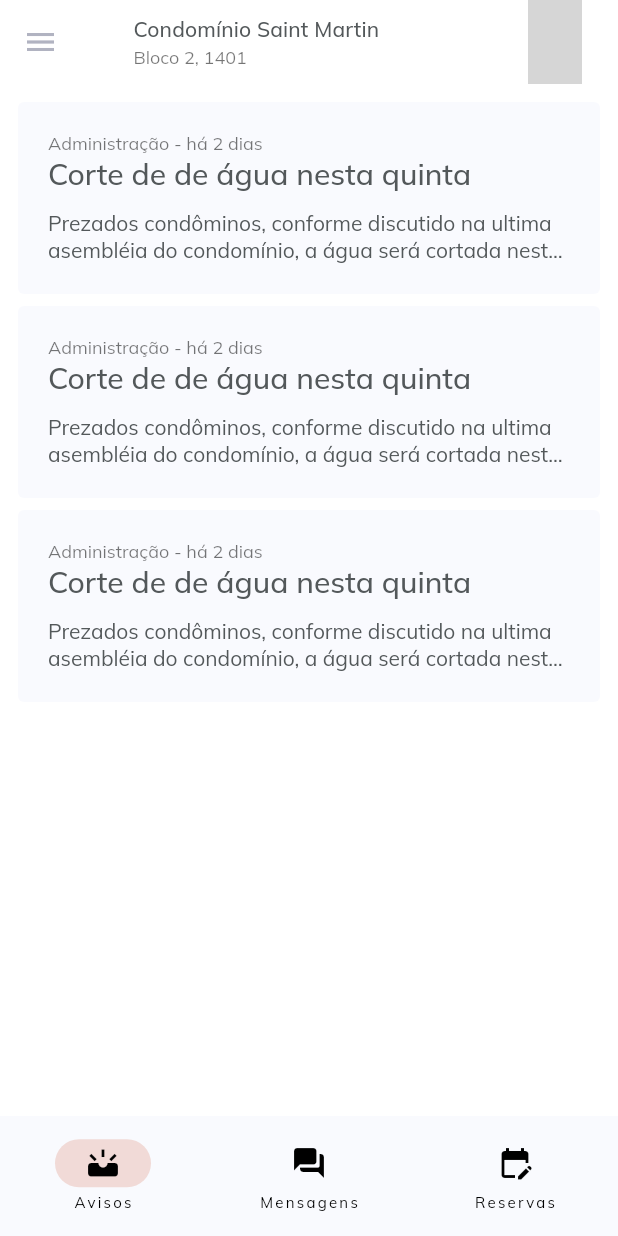
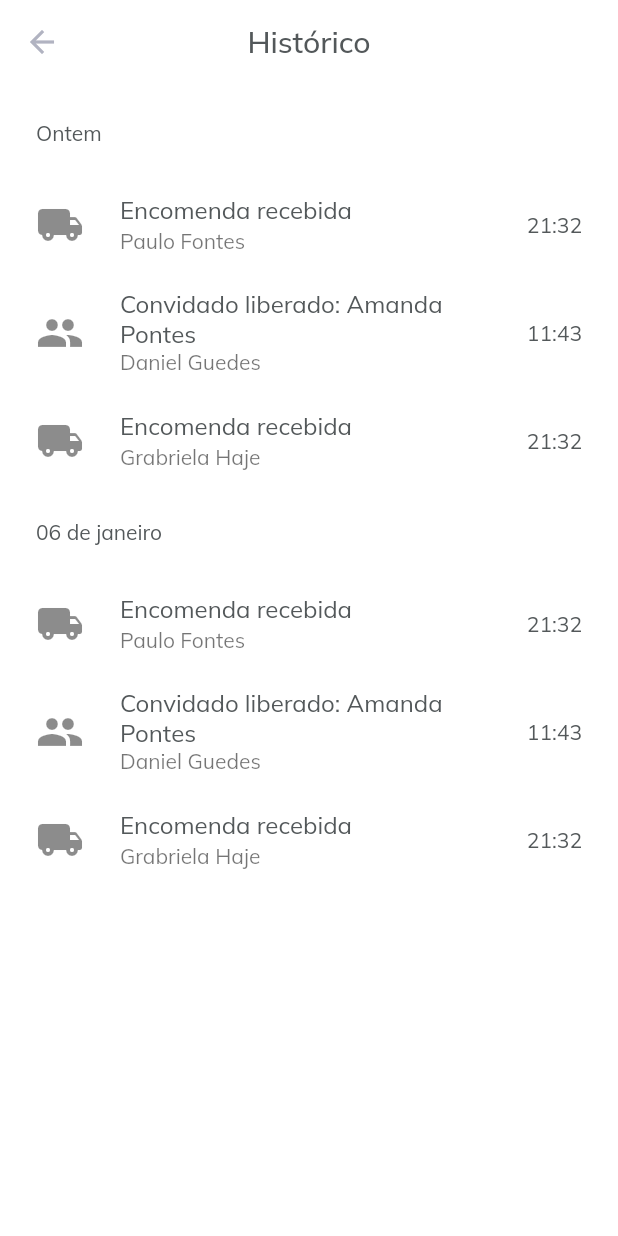
Before and after one commit to pbfontes/AgoraGestao, a Flutter app: the screen it shows after launch, in the side drawer, after a tap on "Histórico", on a phone screen of 412 x 824 dp. Run offline on Flutter 3.47's test engine with Material 2 defaults, Android fonts, the phone set to English and light mode, and no system bars; our stand-ins replace cached_network_image, faker, google_fonts, jiffy; grey boxes are pictures that could not be loaded.

```diff
--- /dev/null
+++ b/lib/pages/booking_page.dart
@@ -0,0 +1,15 @@
+import 'package:flutter/material.dart';
+
+import '../screens/screens.dart';
+
+class BookingPage extends StatelessWidget {
+  const BookingPage({super.key});
+
+  @override
+  Widget build(BuildContext context) {
+    return Center(child:ElevatedButton(child: const Text("Nova reserva"), onPressed: () {
+      Navigator.of(context).push(BookingScreen.route());
+      }
+    ,));
+  }
+}
--- /dev/null
+++ b/lib/screens/booking_screen.dart
@@ -0,0 +1,28 @@
+import 'package:flutter/material.dart';
+
+
+
+class BookingScreen extends StatelessWidget {
+
+  static Route route() => MaterialPageRoute(
+        builder: (context) => const BookingScreen(),
+      );
+
+
+  const BookingScreen({super.key});
+
+
+  @override
+  Widget build(BuildContext context) {
+    return Scaffold(
+      appBar: AppBar(
+        elevation: 0,
+        backgroundColor: Colors.transparent,
+        title: Text("Detalhes da reserva", style: Theme.of(context).textTheme.titleLarge,),
+        iconTheme: Theme.of(context).iconTheme,
+        centerTitle: true,
+      ),
+      body: const Center(child: Text("Realizar reserva"))
+    );
+  }
+}
--- /dev/null
+++ b/lib/screens/history_screen.dart
@@ -0,0 +1,116 @@
+import 'package:flutter/material.dart';
+
+class HistoryScreen extends StatelessWidget {
+  static Route route() => MaterialPageRoute(
+        builder: (context) => const HistoryScreen(),
+      );
+
+  const HistoryScreen({super.key});
+
+  @override
+  Widget build(BuildContext context) {
+    return Scaffold(
+        appBar: AppBar(
+          title: Text(
+            "Histórico",
+            style: Theme.of(context).textTheme.titleLarge,
+          ),
+          centerTitle: true,
+          backgroundColor: Colors.transparent,
+          elevation: 0,
+          iconTheme: Theme.of(context).iconTheme,
+        ),
+        body: const Center(child: HistoryDay()));
+  }
+}
+
+class HistoryDay extends StatelessWidget {
+  const HistoryDay({super.key});
+
+  @override
+  Widget build(BuildContext context) {
+    return ListView(
+      padding: const EdgeInsets.all(8),
+      children: historyItems,
+    );
+  }
+
+  List<Widget> get historyItems {
+    return const <Widget>[
+      Padding(
+        padding: EdgeInsets.all(16.0),
+        child: Text("Ontem"),
+      ),
+      ListTile(
+        leading: SizedBox(
+            height: double.infinity,
+            child: Icon(
+              Icons.local_shipping_rounded,
+              size: 32,
+            )),
+        title: Text("Encomenda recebida"),
+        subtitle: Text("Paulo Fontes"),
+        trailing: Text("21:32"),
+      ),
+      ListTile(
+        leading: SizedBox(
+            height: double.infinity,
+            child: Icon(
+              Icons.people,
+              size: 32,
+            )),
+        title: Text("Convidado liberado: Amanda Pontes"),
+        subtitle: Text("Daniel Guedes"),
+        trailing: Text("11:43"),
+      ),
+      ListTile(
+        leading: SizedBox(
+            height: double.infinity,
+            child: Icon(
+              Icons.local_shipping_rounded,
+              size: 32,
+            )),
+        title: Text("Encomenda recebida"),
+        subtitle: Text("Grabriela Haje"),
+        trailing: Text("21:32"),
+      ),
+      Padding(
+        padding: EdgeInsets.all(16.0),
+        child: Text("06 de janeiro"),
+      ),
+      ListTile(
+        leading: SizedBox(
+            height: double.infinity,
+            child: Icon(
+              Icons.local_shipping_rounded,
+              size: 32,
+            )),
+        title: Text("Encomenda recebida"),
+        subtitle: Text("Paulo Fontes"),
+        trailing: Text("21:32"),
+      ),
+      ListTile(
+        leading: SizedBox(
+            height: double.infinity,
+            child: Icon(
+              Icons.people,
+              size: 32,
+            )),
+        title: Text("Convidado liberado: Amanda Pontes"),
+        subtitle: Text("Daniel Guedes"),
+        trailing: Text("11:43"),
+      ),
+      ListTile(
+        leading: SizedBox(
+            height: double.infinity,
+            child: Icon(
+              Icons.local_shipping_rounded,
+              size: 32,
+            )),
+        title: Text("Encomenda recebida"),
+        subtitle: Text("Grabriela Haje"),
+        trailing: Text("21:32"),
+      )
+    ];
+  }
+}
--- a/lib/screens/home_screen.dart
+++ b/lib/screens/home_screen.dart
@@ -1,5 +1,6 @@
 import 'package:flutter/material.dart';
 import 'package:my_app/helpers.dart';
+import 'package:my_app/pages/booking_page.dart';
 import 'package:my_app/pages/pages.dart';
 import 'package:my_app/screens/screens.dart';
 import 'package:my_app/theme.dart';
@@ -65,10 +66,10 @@ class _AppBarHomeScreen extends StatelessWidget implements PreferredSizeWidget {
         //     }),
         //   ),
         // ),
-        actions: [Padding(
-          padding: const EdgeInsets.only(right: 24),
-          child: Avatar.small(url: Helpers.randomPictureUrl(),),
-        )],
+        // actions: [Padding(
+        //   padding: const EdgeInsets.only(right: 24),
+        //   child: Avatar.small(url: Helpers.randomPictureUrl(),),
+        // )],
       );
   }
 
@@ -229,7 +230,7 @@ class _HomeScreenState extends State<HomeScreen> {
     return <Widget>[
       const InboxPage(),
       const MessagesPage(),
-      const Center(child: Text("teste"),)
+      const BookingPage()
       ];
   }
 
@@ -264,7 +265,7 @@ class _AppBarTitleHomeScreen extends StatelessWidget {
       children: [
 
         const SizedBox(
-          width: 16,
+          width: 32,
         ),
         Expanded(
           child: Column(
@@ -324,15 +325,15 @@ class NavDrawer extends StatelessWidget {
             title: const Text('Configurações'),
             onTap: () => {Navigator.of(context).push(SettingsScreen.route())},
           ),
-          ListTile(
-            leading: const Icon(Icons.table_chart),
-            title: const Text('Quadro de horários'),
-            onTap: () => {Navigator.of(context).pop()},
-          ),
+          // ListTile(
+          //   leading: const Icon(Icons.table_chart),
+          //   title: const Text('Quadro de horários'),
+          //   onTap: () => {Navigator.of(context).pop()},
+          // ),
           ListTile(
             leading: const Icon(Icons.history),
             title: const Text('Histórico'),
-            onTap: () => {Navigator.of(context).pop()},
+            onTap: () => {Navigator.of(context).push(HistoryScreen.route())},
           ),
           ListTile(
             leading: const Icon(Icons.exit_to_app),
--- a/lib/screens/screens.dart
+++ b/lib/screens/screens.dart
@@ -2,3 +2,5 @@ export 'home_screen.dart';
 export 'settings_screen.dart';
 export 'profile_screen.dart';
 export 'setting_item_screen.dart';
+export 'booking_screen.dart';
+export 'history_screen.dart';
```
